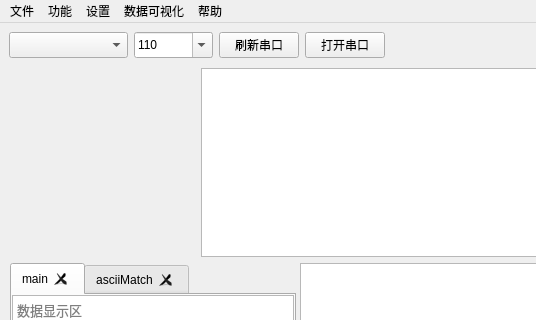
The window that ComAssistant/ui/mainwindow.ui (DukeHouse/ComAssistant) describes before a commit, drawn with Qt 5; both pictures show x 0 to 536 and y 0 to 320 of the 960 by 720 pixel window.
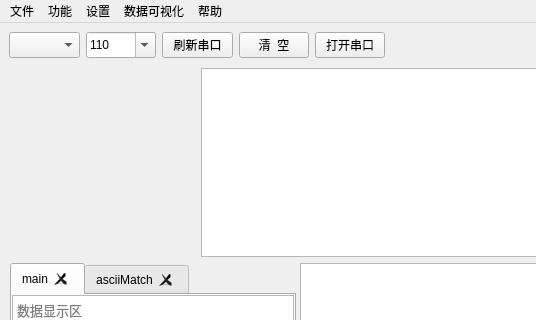
The same window after the commit. Custom widgets are drawn as their Qt base class.

The edit to the form file:
```diff
--- a/ComAssistant/ui/mainwindow.ui
+++ b/ComAssistant/ui/mainwindow.ui
@@ -40,7 +40,7 @@
       <number>0</number>
      </property>
      <item row="0" column="0" colspan="2">
-      <layout class="QHBoxLayout" name="layout_ctrl" stretch="1,0,0,0">
+      <layout class="QHBoxLayout" name="layout_ctrl" stretch="1,0,0,0,0">
        <item>
         <widget class="My_Combo_Box" name="comList">
          <property name="sizePolicy">
@@ -206,6 +206,25 @@
          </property>
         </widget>
        </item>
+       <item>
+        <widget class="QPushButton" name="clearWindows_simple">
+         <property name="sizePolicy">
+          <sizepolicy hsizetype="Minimum" vsizetype="Preferred">
+           <horstretch>0</horstretch>
+           <verstretch>0</verstretch>
+          </sizepolicy>
+         </property>
+         <property name="text">
+          <string>清  空</string>
+         </property>
+         <property name="autoDefault">
+          <bool>false</bool>
+         </property>
+         <property name="flat">
+          <bool>false</bool>
+         </property>
+        </widget>
+       </item>
        <item>
         <widget class="QPushButton" name="comSwitch">
          <property name="sizePolicy">
```
Left out of the diff: 10 changed lines with no effect on the pictures.
